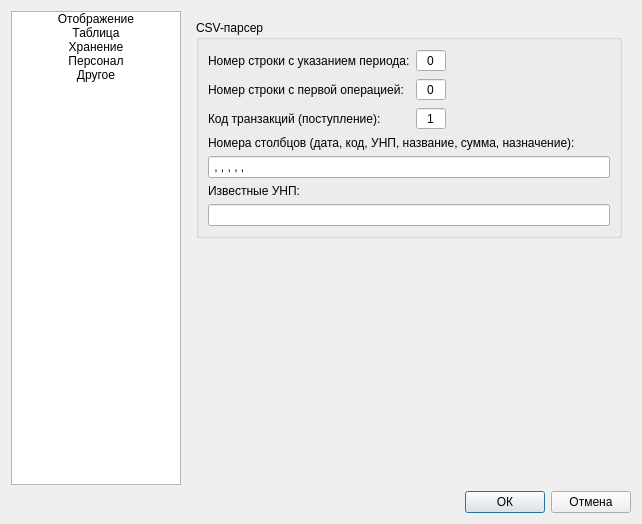
Qt form designer/ui/settingsdialog.ui (Aleee/FinanceCalender) before a commit.
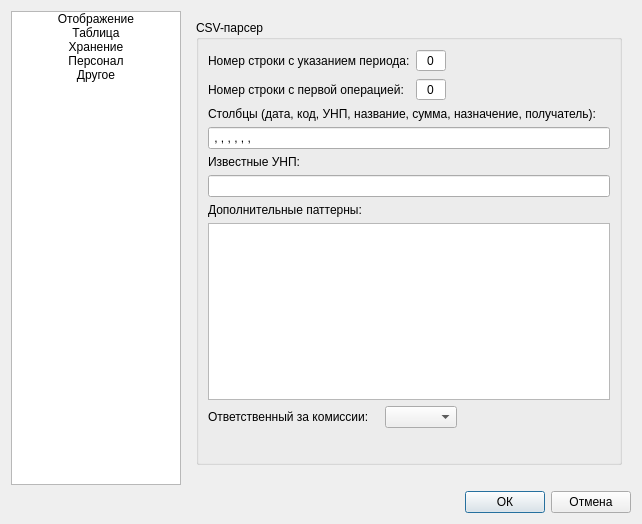
The same form after that commit. The open tabs and pages were chosen to show the change. Icons and pictures are not drawn. Custom widgets are drawn as their Qt base class.

```diff
--- a/designer/ui/settingsdialog.ui
+++ b/designer/ui/settingsdialog.ui
@@ -61,13 +61,6 @@
           <string>CSV-парсер</string>
          </property>
          <layout class="QGridLayout" name="gridLayout_13">
-          <item row="4" column="0" colspan="3">
-           <widget class="QLineEdit" name="le_csv_columns">
-            <property name="inputMask">
-             <string>9,9,9,9,9,9</string>
-            </property>
-           </widget>
-          </item>
           <item row="1" column="1">
            <widget class="QSpinBox" name="spb_csv_rowfirsttransaction">
             <property name="minimumSize">
@@ -97,39 +90,10 @@
             </property>
            </spacer>
           </item>
-          <item row="6" column="0" colspan="3">
-           <widget class="QLineEdit" name="le_csv_unp"/>
-          </item>
-          <item row="2" column="0">
-           <widget class="QLabel" name="label_16">
-            <property name="text">
-             <string>Код транзакций (поступление):</string>
-            </property>
-           </widget>
-          </item>
-          <item row="2" column="1">
-           <widget class="QSpinBox" name="spb_csv_codetransaction">
-            <property name="minimumSize">
-             <size>
-              <width>30</width>
-              <height>0</height>
-             </size>
-            </property>
-            <property name="alignment">
-             <set>Qt::AlignmentFlag::AlignCenter</set>
-            </property>
-            <property name="buttonSymbols">
-             <enum>QAbstractSpinBox::ButtonSymbols::NoButtons</enum>
-            </property>
-            <property name="minimum">
-             <number>1</number>
-            </property>
-           </widget>
-          </item>
           <item row="3" column="0" colspan="3">
-           <widget class="QLabel" name="label_19">
-            <property name="text">
-             <string>Номера столбцов (дата, код, УНП, название, сумма, назначение):</string>
+           <widget class="QLineEdit" name="le_csv_columns">
+            <property name="inputMask">
+             <string>9,9,9,9,9,9,9</string>
             </property>
            </widget>
           </item>
@@ -140,6 +104,26 @@
             </property>
            </widget>
           </item>
+          <item row="10" column="1">
+           <spacer name="verticalSpacer_7">
+            <property name="orientation">
+             <enum>Qt::Orientation::Vertical</enum>
+            </property>
+            <property name="sizeHint" stdset="0">
+             <size>
+              <width>20</width>
+              <height>40</height>
+             </size>
+            </property>
+           </spacer>
+          </item>
+          <item row="2" column="0" colspan="3">
+           <widget class="QLabel" name="label_19">
+            <property name="text">
+             <string>Столбцы (дата, код, УНП, название, сумма, назначение, получатель):</string>
+            </property>
+           </widget>
+          </item>
           <item row="1" column="0">
            <widget class="QLabel" name="label_15">
             <property name="text">
@@ -147,29 +131,85 @@
             </property>
            </widget>
           </item>
-          <item row="0" column="1">
-           <widget class="QSpinBox" name="spb_csv_rowperiod">
-            <property name="minimumSize">
-             <size>
-              <width>30</width>
-              <height>0</height>
-             </size>
-            </property>
-            <property name="alignment">
-             <set>Qt::AlignmentFlag::AlignCenter</set>
-            </property>
-            <property name="buttonSymbols">
-             <enum>QAbstractSpinBox::ButtonSymbols::NoButtons</enum>
-            </property>
-           </widget>
+          <item row="7" column="0" colspan="3">
+           <widget class="QPlainTextEdit" name="te_csv_patterns"/>
           </item>
-          <item row="5" column="0">
+          <item row="4" column="0">
            <widget class="QLabel" name="label_20">
             <property name="text">
              <string>Известные УНП:</string>
             </property>
            </widget>
           </item>
+          <item row="0" column="1">
+           <widget class="QSpinBox" name="spb_csv_rowperiod">
+            <property name="minimumSize">
+             <size>
+              <width>30</width>
+              <height>0</height>
+             </size>
+            </property>
+            <property name="alignment">
+             <set>Qt::AlignmentFlag::AlignCenter</set>
+            </property>
+            <property name="buttonSymbols">
+             <enum>QAbstractSpinBox::ButtonSymbols::NoButtons</enum>
+            </property>
+           </widget>
+          </item>
+          <item row="5" column="0" colspan="3">
+           <widget class="QLineEdit" name="le_csv_unp"/>
+          </item>
+          <item row="6" column="0">
+           <widget class="QLabel" name="label_22">
+            <property name="text">
+             <string>Дополнительные паттерны:</string>
+            </property>
+           </widget>
+          </item>
+          <item row="8" column="0" colspan="3">
+           <layout class="QHBoxLayout" name="horizontalLayout_6">
+            <item>
+             <widget class="QLabel" name="label_16">
+              <property name="text">
+               <string>Ответственный за комиссии:</string>
+              </property>
+             </widget>
+            </item>
+            <item>
+             <spacer name="horizontalSpacer_8">
+              <property name="orientation">
+               <enum>Qt::Orientation::Horizontal</enum>
+              </property>
+              <property name="sizeType">
+               <enum>QSizePolicy::Policy::Fixed</enum>
+              </property>
+              <property name="sizeHint" stdset="0">
+               <size>
+                <width>10</width>
+                <height>20</height>
+               </size>
+              </property>
+             </spacer>
+            </item>
+            <item>
+             <widget class="QComboBox" name="cmb_csv_responsible"/>
+            </item>
+            <item>
+             <spacer name="horizontalSpacer_9">
+              <property name="orientation">
+               <enum>Qt::Orientation::Horizontal</enum>
+              </property>
+              <property name="sizeHint" stdset="0">
+               <size>
+                <width>40</width>
+                <height>20</height>
+               </size>
+              </property>
+             </spacer>
+            </item>
+           </layout>
+          </item>
          </layout>
         </widget>
        </item>
```
Left out of the diff: 9 changed lines with no effect on the pictures.
